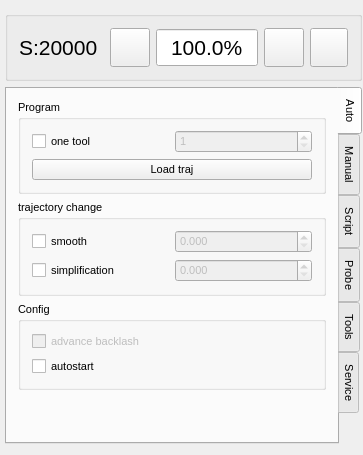
wldevru/src, file WLProj/WLMill/WLMillControl.ui: the form before one commit.
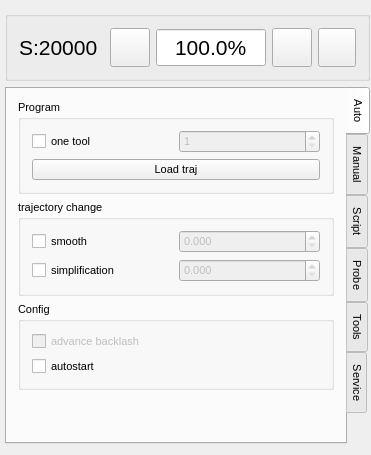
The form after the commit. Icons and pictures are not drawn. Custom widgets are drawn as their Qt base class.

```diff
--- a/WLProj/WLMill/WLMillControl.ui
+++ b/WLProj/WLMill/WLMillControl.ui
@@ -6,8 +6,8 @@
    <rect>
     <x>0</x>
     <y>0</y>
-    <width>332</width>
-    <height>410</height>
+    <width>371</width>
+    <height>448</height>
    </rect>
   </property>
   <property name="sizePolicy">
```
Left out of the diff: 11 changed lines with no effect on the pictures.
